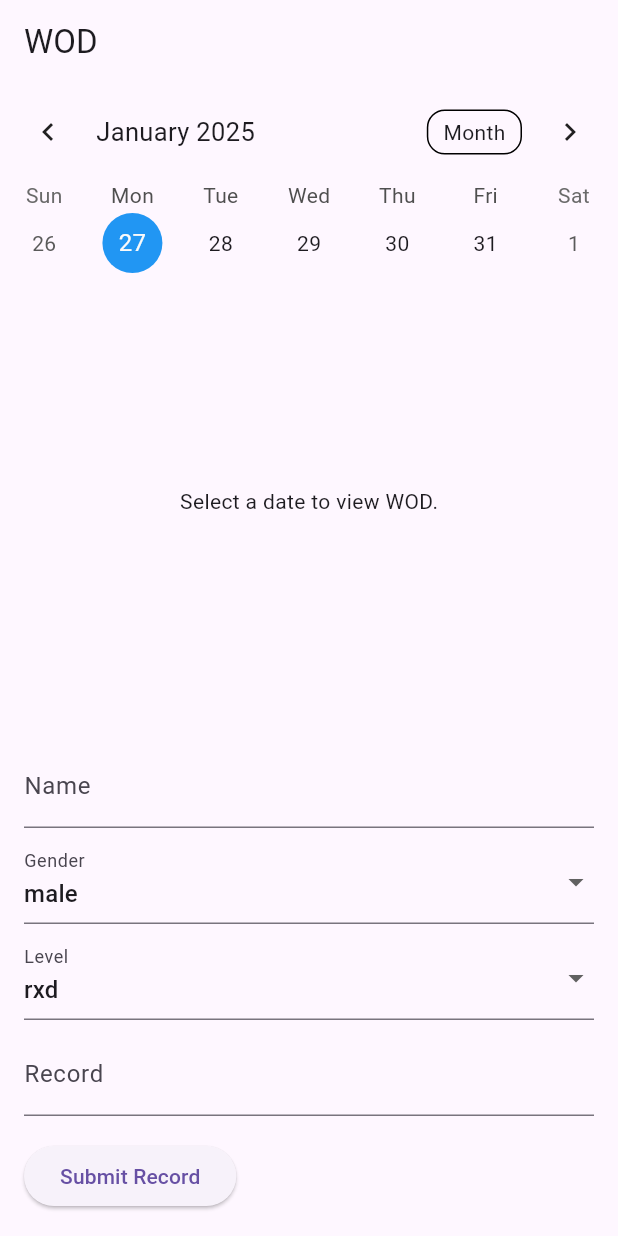
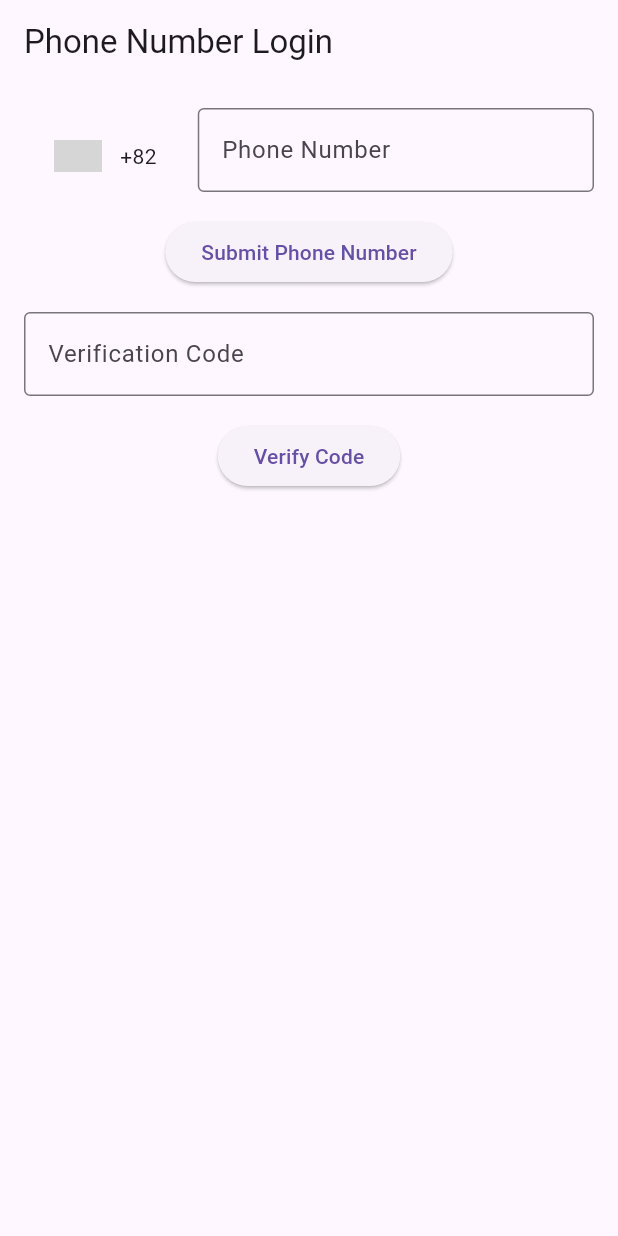
Before and after one commit to marofmar/cfq, a Flutter app: the screen it shows after launch, on a phone screen of 412 x 824 dp. Run offline on Flutter 3.47's test engine with Material 3 defaults, Android fonts, the phone set to English and light mode, and no system bars; drawn by our look-alikes of intl_phone_number_input, table_calendar; our stand-ins replace cloud_firestore, dartz, equatable, firebase_auth, firebase_core, flutter_bloc and 2 more; accounts and stored records are empty; grey boxes are pictures that could not be loaded.

Commit message:
feat: 전화번호로 인증코드 받아서 로그인 하도록 구현

```diff
--- a/lib/data/datasources/wod_data.dart
+++ /dev/null
@@ -1,9 +0,0 @@
-class WodData {
-  final String date;
-  final List<String> wod;
-
-  WodData({
-    required this.date,
-    required this.wod,
-  });
-}
--- /dev/null
+++ b/lib/domain/usecases/sign_in_with_credential.dart
@@ -0,0 +1,12 @@
+import 'package:cfq/domain/repositories/auth_repository.dart';
+import 'package:firebase_auth/firebase_auth.dart';
+
+class SignInWithCredential {
+  final AuthRepository repository;
+
+  SignInWithCredential(this.repository);
+
+  Future<void> call(PhoneAuthCredential credential) {
+    return repository.signInWithCredential(credential);
+  }
+}
--- a/lib/main.dart
+++ b/lib/main.dart
@@ -1,3 +1,4 @@
+import 'package:cfq/presentation/screens/login_page.dart';
 import 'package:flutter/material.dart';
 import 'package:flutter_bloc/flutter_bloc.dart';
 import 'package:firebase_core/firebase_core.dart';
@@ -12,7 +13,7 @@
   await Firebase.initializeApp(
     options: DefaultFirebaseOptions.currentPlatform,
   );
-  di.init();
+  di.init(); // Changed setup() to init() which is the conventional name
   runApp(const MyApp());
 }
 
@@ -35,7 +36,7 @@
         theme: ThemeData(
           primarySwatch: Colors.blue,
         ),
-        home: const WodPage(),
+        home: const LoginPage(),
       ),
     );
   }
--- a/lib/presentation/screens/login_page.dart
+++ b/lib/presentation/screens/login_page.dart
@@ -0,0 +1,151 @@
+import 'package:firebase_auth/firebase_auth.dart';
+import 'package:flutter/material.dart';
+import 'package:cfq/domain/usecases/verify_phone_number.dart';
+import 'package:cfq/domain/usecases/sign_in_with_credential.dart';
+import 'package:intl_phone_number_input/intl_phone_number_input.dart';
+import 'package:get_it/get_it.dart';
+
+class LoginPage extends StatefulWidget {
+  const LoginPage({Key? key}) : super(key: key);
+
+  @override
+  EnterPhoneNumberPageState createState() => EnterPhoneNumberPageState();
+}
+
+class EnterPhoneNumberPageState extends State<LoginPage> {
+  final TextEditingController _phoneController = TextEditingController();
+  final TextEditingController _codeController = TextEditingController();
+  final VerifyPhoneNumber _verifyPhoneNumber =
+      GetIt.instance<VerifyPhoneNumber>();
+  final SignInWithCredential _signInWithCredential =
+      GetIt.instance<SignInWithCredential>();
+  String _phoneNumber = '';
+  String _verificationId = '';
+
+  void _submitPhoneNumber() async {
+    if (_phoneNumber.isEmpty) {
+      ScaffoldMessenger.of(context).showSnackBar(
+        const SnackBar(content: Text('전화번호를 정확히 입력해주세요.')),
+      );
+      return;
+    }
+
+    try {
+      await _verifyPhoneNumber.call(
+        phoneNumber: _phoneNumber,
+        verificationCompleted: (credential) async {
+          // Handle successful login
+          print("인증 완료");
+        },
+        verificationFailed: (e) {
+          ScaffoldMessenger.of(context).showSnackBar(
+            SnackBar(content: Text('Verification failed. Code: ${e.code}')),
+          );
+        },
+        codeSent: (verificationId, resendToken) async {
+          setState(() {
+            _verificationId = verificationId;
+          });
+          ScaffoldMessenger.of(context).showSnackBar(
+            const SnackBar(content: Text('Verification code sent.')),
+          );
+        },
+        codeAutoRetrievalTimeout: (verificationId) {
+          // Handle timeout
+        },
+      );
+    } catch (e) {
+      ScaffoldMessenger.of(context).showSnackBar(
+        SnackBar(content: Text('Error: ${e.toString()}')),
+      );
+    }
+  }
+
+  void _verifyCode() async {
+    final String smsCode = _codeController.text.trim();
+
+    if (_verificationId.isEmpty) {
+      ScaffoldMessenger.of(context).showSnackBar(
+        const SnackBar(content: Text('Verification ID is missing.')),
+      );
+      return;
+    }
+
+    if (smsCode.isEmpty) {
+      ScaffoldMessenger.of(context).showSnackBar(
+        const SnackBar(content: Text('Please enter the verification code.')),
+      );
+      return;
+    }
+
+    try {
+      final PhoneAuthCredential credential = PhoneAuthProvider.credential(
+        verificationId: _verificationId,
+        smsCode: smsCode,
+      );
+
+      await _signInWithCredential.call(credential);
+      ScaffoldMessenger.of(context).showSnackBar(
+        const SnackBar(content: Text('Phone number verified successfully.')),
+      );
+      // Navigate to the next page or home screen
+    } catch (e) {
+      ScaffoldMessenger.of(context).showSnackBar(
+        SnackBar(content: Text('Error: ${e.toString()}')),
+      );
+    }
+  }
+
+  @override
+  Widget build(BuildContext context) {
+    return Scaffold(
+      appBar: AppBar(title: const Text('Phone Number Login')),
+      body: Padding(
+        padding: const EdgeInsets.all(16.0),
+        child: Column(
+          children: [
+            InternationalPhoneNumberInput(
+              onInputChanged: (PhoneNumber number) {
+                _phoneNumber = number.phoneNumber ?? '';
+                print("입력된 번호: $_phoneNumber");
+              },
+              selectorConfig: const SelectorConfig(
+                selectorType: PhoneInputSelectorType.BOTTOM_SHEET,
+              ),
+              initialValue: PhoneNumber(isoCode: 'KR'),
+              textFieldController: _phoneController,
+              formatInput: false,
+              keyboardType: const TextInputType.numberWithOptions(
+                signed: true,
+                decimal: true,
+              ),
+              inputDecoration: const InputDecoration(
+                border: OutlineInputBorder(),
+                labelText: 'Phone Number',
+              ),
+            ),
+            const SizedBox(height: 16),
+            ElevatedButton(
+              onPressed: _submitPhoneNumber,
+              child: const Text('Submit Phone Number'),
+            ),
+            const SizedBox(height: 16),
+            TextField(
+              controller: _codeController,
+              decoration: const InputDecoration(
+                border: OutlineInputBorder(),
+                labelText: 'Verification Code',
+              ),
+              keyboardType: TextInputType.number,
+            ),
+            const SizedBox(height: 16),
+            ElevatedButton(
+              onPressed: _verifyCode,
+              child: const Text('Verify Code'),
+            ),
+          ],
+        ),
+      ),
+    );
+  }
+}
--- a/pubspec.yaml
+++ b/pubspec.yaml
@@ -42,6 +42,10 @@ dependencies:
   equatable: ^2.0.7
   google_fonts: ^6.2.1
   table_calendar: ^3.2.0
+  firebase_auth: ^5.4.1
+  intl_phone_number_input: ^0.7.4
+  flutter_libphonenumber: ^2.5.0
+  mockito: ^5.4.5
 
 dev_dependencies:
   flutter_test:
```
Also changed, not shown: lib/data/repositories/auth_repository_impl.dart (added, +38 -0 lines), lib/domain/repositories/auth_repository.dart (added, +13 -0 lines), lib/domain/usecases/verify_phone_number.dart (added, +24 -0 lines), lib/injection_container.dart (+10 -0 lines), lib/presentation/screens/my_page.dart (+10 -0 lines), lib/presentation/screens/ranking_page.dart (+81 -0 lines), lib/presentation/screens/wod_page.dart (+17 -3 lines), lib/data/datasources/auth_remote_data_source.dart (added), lib/domain/usecases/get_current_user.dart (added), lib/domain/usecases/login_by_phone_number.dart (added), lib/domain/usecases/logout.dart (added), lib/firebase_options.dart, pubspec.lock, 8 other files.
